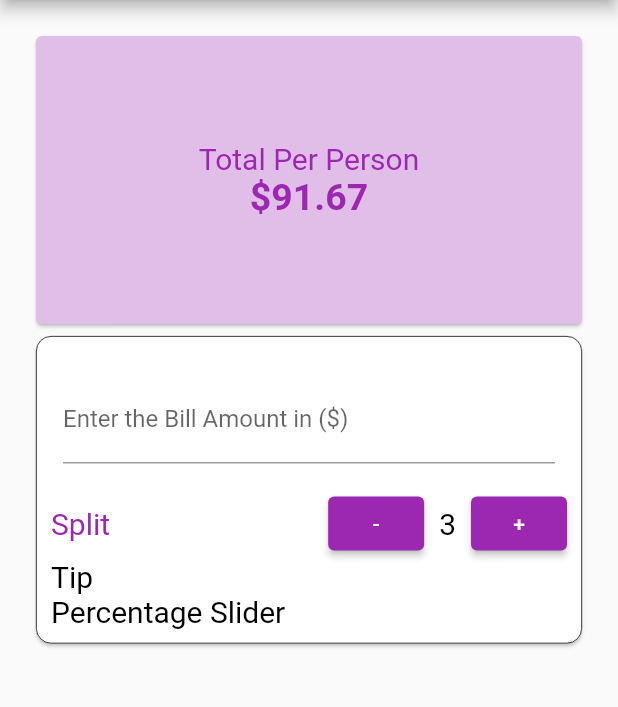
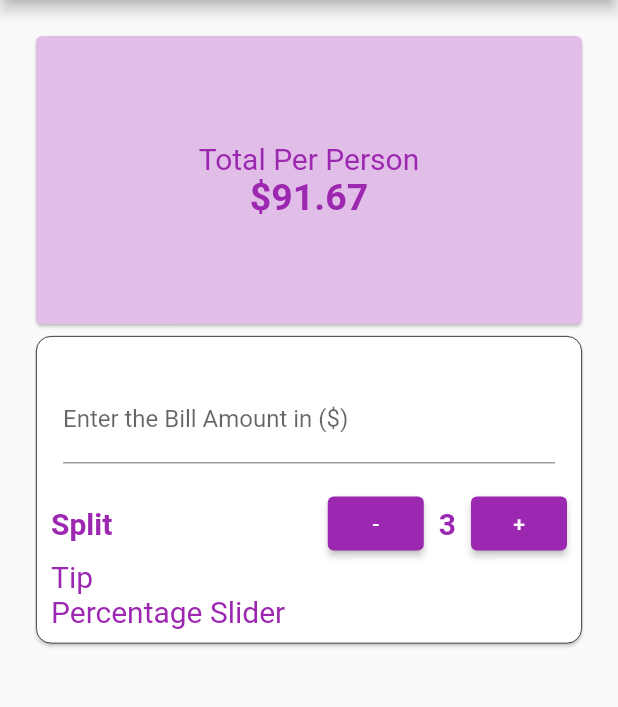
Before and after one commit to AkshayRameshAppDEV/TipCalculator, a Flutter app: the screen it shows after launch, on a phone screen of 412 x 824 dp, the part 84-791 px from its top. Run offline on Flutter 3.47's test engine with Material 2 defaults, Android fonts, the phone set to English and light mode, and no system bars.

Commit message:
Add some styling and make use of theme constant

```diff
--- a/tip_calculator/lib/ui/ui_widgets/bill_tip_control_widget.dart
+++ b/tip_calculator/lib/ui/ui_widgets/bill_tip_control_widget.dart
@@ -1,4 +1,5 @@
 import 'package:flutter/material.dart';
+import '../ui_constants/ui_constants.dart';
 
 class BillTipControlWidget extends StatefulWidget {
   const BillTipControlWidget({Key? key}) : super(key: key);
@@ -31,9 +32,9 @@ Row splitTipRow() {
   return Row(
     mainAxisAlignment: MainAxisAlignment.spaceBetween,
     children: [
-      const Text("Split",
+       Text("Split",
           textAlign: TextAlign.center,
-          style: TextStyle(fontSize: 20.0, color: Colors.purple)),
+          style: TextStyle(fontSize: 20.0, color: appThemeColor, fontWeight: FontWeight.bold)),
       Row(
         children: [
           ElevatedButton(
@@ -42,11 +43,11 @@ Row splitTipRow() {
             },
             child: const Text('-'),
           ),
-          const Padding(
-            padding: EdgeInsets.all(10.0),
+           Padding(
+            padding: const EdgeInsets.all(10.0),
             child: Text("3",
                 textAlign: TextAlign.center,
-                style: TextStyle(fontSize: 20.0, color: Colors.black)),
+                style: TextStyle(fontSize: 20.0, color: appThemeColor, fontWeight: FontWeight.bold)),
           ),
           ElevatedButton(
             onPressed: () {
@@ -75,12 +76,12 @@ class _BillTipControlWidgetState extends State<BillTipControlWidget> {
           children: [
             billAmountInput(context),
             splitTipRow(),
-            const Text("Tip",
+             Text("Tip",
                 textAlign: TextAlign.center,
-                style: TextStyle(fontSize: 20.0, color: Colors.black)),
-            const Text("Percentage Slider",
+                style: TextStyle(fontSize: 20.0, color: appThemeColor)),
+             Text("Percentage Slider",
                 textAlign: TextAlign.center,
-                style: TextStyle(fontSize: 20.0, color: Colors.black)),
+                style: TextStyle(fontSize: 20.0, color: appThemeColor)),
           ],
         ),
       ),
```
